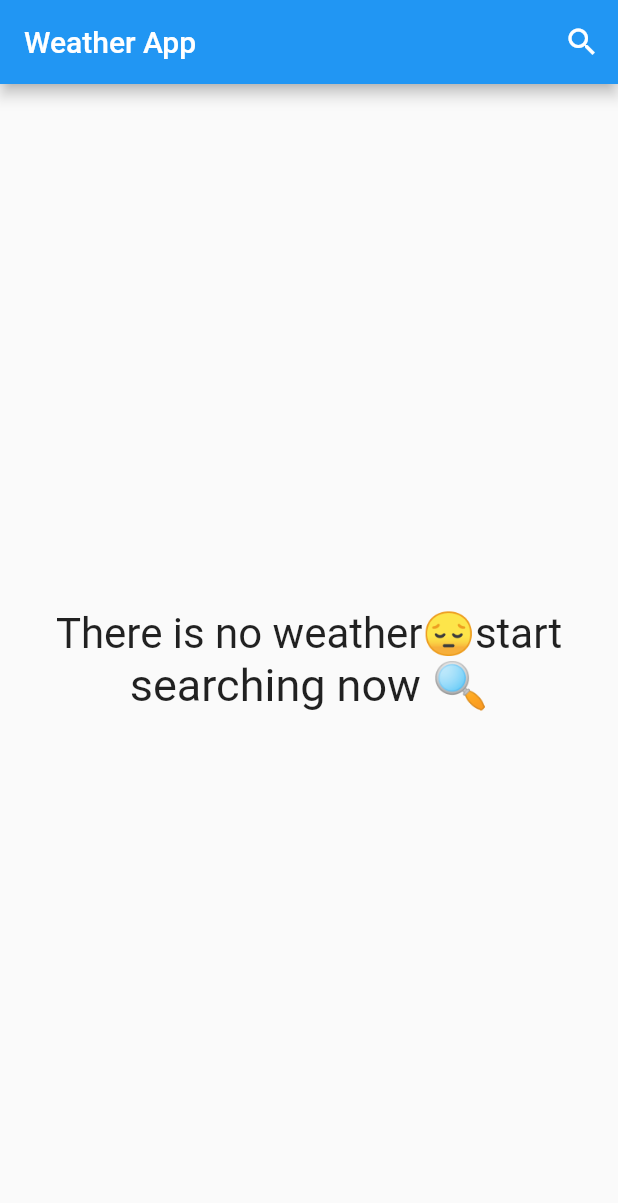
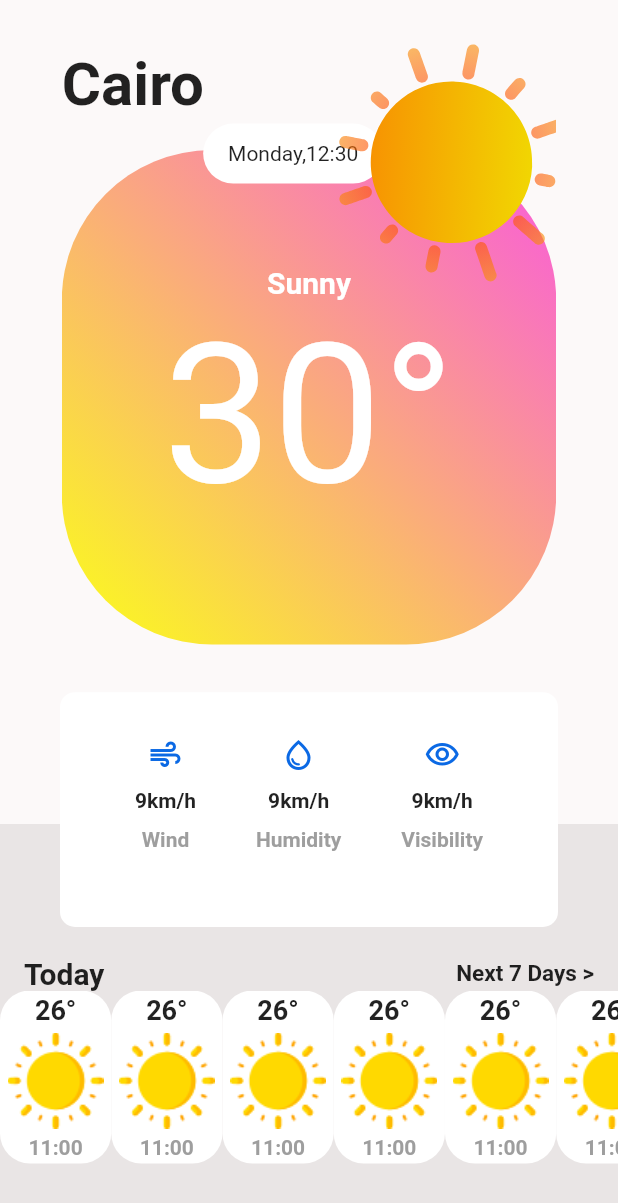
Before and after one commit to farahmohap/Weather_App, a Flutter app: the screen it shows after launch, on a phone screen of 412 x 824 dp. Shown: the top 1203 px of the screen. Run offline on Flutter 3.47's test engine with Material 2 defaults, Android fonts, the phone set to English and light mode, and no system bars; our stand-ins replace dio, flutter_bloc, lottie.

Commit message:
NewDesign-P1

```diff
--- a/lib/cubits/get_weather_cubit/get_weather_cubit.dart
+++ b/lib/cubits/get_weather_cubit/get_weather_cubit.dart
@@ -7,14 +7,16 @@ import '../../services/weather_servie.dart';
 //2-create cubit
 class GetWeatherCubit extends Cubit<WeatherState> {
   GetWeatherCubit() : super(WeatherInitialState());
-
+  WeatherModel? weatherModel;
   //3-create Function -> The Logic that control the states
 
   getWeather({required CityName}) async {
     try {
+      // ignore: unused_local_variable
       WeatherModel weatherModel =
           await WeatherService(Dio()).getCurrentWeather(CityName: CityName);
-      emit(WeatherLoadedState());
+      //emit(WeatherLoadedState());
+      emit(WeatherLoadedState(weatherModel));
     } catch (e) {
       emit(WeatherFailureState());
     }
--- a/lib/cubits/get_weather_cubit/get_weather_states.dart
+++ b/lib/cubits/get_weather_cubit/get_weather_states.dart
@@ -1,7 +1,15 @@
 //1-create states
-class WeatherState{}
-class WeatherInitialState extends WeatherState {}//no weather state
 
-class WeatherLoadedState extends WeatherState {}
+import '../../models/weather_model.dart';
 
-class WeatherFailureState extends WeatherState{}
+class WeatherState {}
+
+class WeatherInitialState extends WeatherState {} //no weather state
+
+class WeatherLoadedState extends WeatherState {
+  final WeatherModel weatherModel;
+
+ WeatherLoadedState(this.weatherModel);
+}
+
+class WeatherFailureState extends WeatherState {}
--- a/lib/main.dart
+++ b/lib/main.dart
@@ -1,6 +1,8 @@
 import 'package:flutter/material.dart';
 import 'package:flutter_bloc/flutter_bloc.dart';
 import 'package:weather_app/cubits/get_weather_cubit/get_weather_cubit.dart';
+import 'package:weather_app/cubits/get_weather_cubit/get_weather_states.dart';
+import 'package:weather_app/newdesign.dart';
 import 'package:weather_app/views/home_view.dart';
 
 void main() {
@@ -13,12 +15,30 @@ class WeatherApp extends StatelessWidget {
   @override
   Widget build(BuildContext context) {
     //4-provide cubit
-    return BlocProvider( //المكاناللي هوفر فيه كيوبيت لكل الinherited widgets
+    return BlocProvider(
+      //المكاناللي هوفر فيه كيوبيت لكل الinherited widgets
       create: (context) => GetWeatherCubit(),
-      child: MaterialApp(
-        debugShowCheckedModeBanner: false,
-        home: HomeView(),
-      ),
+      child: Builder(builder: (context) {
+        //new context
+        return BlocBuilder<GetWeatherCubit, WeatherState>(
+          builder: (context, state) {
+            return const MaterialApp(
+              // theme: ThemeData(
+              //     primarySwatch: getThemeColor(
+              //         BlocProvider.of<GetWeatherCubit>(context)
+              //             .weatherModel
+              //             ?.weatherCondition)),
+                debugShowCheckedModeBanner: false,
+              home: MyWidget(),
+            );
+          },
+        );
+      }),
     );
   }
 }
+
+MaterialColor getThemeColor(String? condition) {
+  if (condition == null) return Colors.blue;
+  return Colors.orange;
+}
--- a/lib/models/weather_model.dart
+++ b/lib/models/weather_model.dart
@@ -1,6 +1,6 @@
 class WeatherModel {
   final String cityName;
-  final String date;
+  final DateTime date;
   final String? image;
   final double temp;
   final double minTemp;
@@ -21,7 +21,7 @@ class WeatherModel {
     return WeatherModel(
       image:  json["forecast"]["forecastday"][0]["day"]["condition"]["icon"],
         cityName: json["location"]["name"],
-        date: json["current"]["last_updated"],
+        date: DateTime.parse(json["current"]["last_updated"]),
         temp: json["forecast"]["forecastday"][0]["day"]["avgtemp_c"],
         minTemp: json["forecast"]["forecastday"][0]["day"]["mintemp_c"],
         maxTemp: json["forecast"]["forecastday"][0]["day"]["maxtemp_c"],
--- /dev/null
+++ b/lib/newdesign.dart
@@ -0,0 +1,227 @@
+import 'package:flutter/material.dart';
+import 'package:lottie/lottie.dart';
+
+class MyWidget extends StatefulWidget {
+  const MyWidget({super.key});
+
+  @override
+  State<MyWidget> createState() => _MyWidgetState();
+}
+
+class _MyWidgetState extends State<MyWidget> {
+  @override
+  Widget build(BuildContext context) {
+    Size size = MediaQuery.of(context).size;
+    var height = size.height;
+    var width = size.width;
+    return SafeArea(
+      child: Scaffold(
+        // appBar: AppBar(
+        //   centerTitle: true,
+        //   title: Text(
+        //     "Cairo",
+        //     style: TextStyle(
+        //         color: Colors.black, fontSize: 30, fontWeight: FontWeight.bold),
+        //   ),
+        //   backgroundColor: Colors.transparent,
+        //   elevation: 0,
+        // ),
+        backgroundColor: Color.fromARGB(255, 252, 249, 249),
+        body: Stack(children: [
+          Column(children: [
+            Expanded(
+              flex: 2,
+              child: Stack(
+                children: [
+                  Positioned(
+                      top: height * .04,
+                      child: Text(
+                        "Cairo",
+                        style: TextStyle(
+                            fontSize: 40, fontWeight: FontWeight.bold),
+                      )),
+                  Container(
+                    margin: EdgeInsets.only(
+                      top: 100,
+                    ),
+                    height: height * .4,
+                    width: width * .8,
+                    decoration: BoxDecoration(
+                        gradient: const LinearGradient(
+                          begin: Alignment.topRight,
+                          end: Alignment.bottomLeft,
+                          colors: [
+                            Color.fromARGB(255, 249, 88, 222),
+                            Color.fromARGB(255, 251, 255, 25),
+                          ],
+                        ),
+                        borderRadius: BorderRadius.circular(100)),
+                    child: Column(
+                        mainAxisAlignment: MainAxisAlignment.center,
+                        children: [
+                          Text(
+                            "Sunny",
+                            style: TextStyle(
+                                fontWeight: FontWeight.bold,
+                                fontSize: 20,
+                                color: Colors.white),
+                          ),
+                          Text(
+                            "30°",
+                            style:
+                                TextStyle(fontSize: 130, color: Colors.white),
+                          )
+                        ]),
+                  ),
+                  Positioned(
+                      top: height * .1,
+                      right: width * .28,
+                      child: Container(
+                          alignment: Alignment.center,
+                          width: 120,
+                          height: 40,
+                          decoration: BoxDecoration(
+                              color: Colors.white,
+                              borderRadius: BorderRadius.circular(50)),
+                          child: Text("Monday,12:30"))),
+                  Positioned(
+                    top: height * .01,
+                    left: width * .4,
+                    child: SizedBox(
+                        height: 200,
+                        width: 190,
+                        child: Lottie.asset("assets/animations/sunny.json")),
+                  ),
+                ],
+              ),
+            ),
+            Expanded(
+              child: Container(
+                color: Color.fromARGB(255, 233, 229, 229),
+                child: Column(
+                  children: [
+                    Padding(
+                      padding:
+                          const EdgeInsets.only(right: 16.0, left: 16, top: 88),
+                      child: Row(
+                        mainAxisAlignment: MainAxisAlignment.spaceBetween,
+                        children: [
+                          Text(
+                            "Today",
+                            style: TextStyle(
+                                fontWeight: FontWeight.bold, fontSize: 20),
+                          ),
+                          Text(
+                            "Next 7 Days >",
+                            style: TextStyle(
+                                fontWeight: FontWeight.bold, fontSize: 15),
+                          )
+                        ],
+                      ),
+                    ),
+                    SingleChildScrollView(
+                      scrollDirection: Axis.horizontal,
+                      child: Row(
+                        mainAxisAlignment: MainAxisAlignment.spaceAround,
+                        children: [
+                          for (int i = 0; i < 10; i++)
+                            Container(
+                              height: height * .14,
+                              width: width * .18,
+                              decoration: BoxDecoration(
+                                color: Colors.white,
+                                borderRadius: BorderRadius.circular(20),
+                              ),
+                              child: Column(
+                                mainAxisAlignment:
+                                    MainAxisAlignment.spaceAround,
+                                children: [
+                                  Text(
+                                    "26°",
+                                    style: TextStyle(
+                                        fontSize: 18,
+                                        fontWeight: FontWeight.bold),
+                                  ),
+                                  Image.asset("assets/images/sun.png"),
+                                  Text(
+                                    "11:00",
+                                    style: TextStyle(
+                                        color: Colors.grey,
+                                        fontWeight: FontWeight.bold),
+                                  )
+                                ],
+                              ),
+                            ),
+                        ],
+                      ),
+                    )
+                  ],
+                ),
+              ),
+            )
+          ]),
+          Container(
+            height: height * .19,
+            margin: EdgeInsets.only(left: 40, right: 40, top: height * .56),
+            padding: EdgeInsets.all(30),
+            decoration: BoxDecoration(
+                color: Colors.white, borderRadius: BorderRadius.circular(10)),
+            child: Row(
+              mainAxisAlignment: MainAxisAlignment.spaceAround,
+              children: [
+                WeatherFeatureItem(
+                  icon: Icons.air_outlined,
+                  measure: "9km/h",
+                  feature: "Wind",
+                ),
+                WeatherFeatureItem(
+                  icon: Icons.water_drop_outlined,
+                  measure: "9km/h",
+                  feature: "Humidity",
+                ),
+                WeatherFeatureItem(
+                  icon: Icons.visibility_outlined,
+                  measure: "9km/h",
+                  feature: "Visibility",
+                ),
+              ],
+            ),
+          ),
+        ]),
+      ),
+    );
+  }
+}
+
+class WeatherFeatureItem extends StatelessWidget {
+  WeatherFeatureItem(
+      {required this.icon, required this.measure, required this.feature});
+  IconData icon;
+  String measure;
+  String feature;
+  @override
+  Widget build(BuildContext context) {
+    return Column(
+      children: [
+        Icon(
+          icon,
+          color: Color.fromARGB(255, 11, 105, 228),
+        ),
+        SizedBox(
+          height: 10,
+        ),
+        Text(
+          measure,
+          style: TextStyle(fontWeight: FontWeight.bold),
+        ),
+        SizedBox(
+          height: 10,
+        ),
+        Text(
+          feature,
+          style: TextStyle(fontWeight: FontWeight.bold, color: Colors.grey),
+        )
+      ],
+    );
+  }
+}
--- a/lib/services/weather_servie.dart
+++ b/lib/services/weather_servie.dart
@@ -25,7 +25,7 @@ class WeatherService {
           "OPPS There is an Error,Try Later";
       throw Exception(errorMessgae);
     } catch (e) {
-      log(e.toString());//log from developer not math pkg
+      log(e.toString()); //log from developer not math pkg
       throw Exception("Error");
     }
   }
--- a/lib/views/home_view.dart
+++ b/lib/views/home_view.dart
@@ -33,9 +33,11 @@ class HomeView extends StatelessWidget {
           if (state is WeatherInitialState) {
             return NoWeatherBody();
           } else if (state is WeatherLoadedState) {
-            return WeatherInfoBody();
+            return WeatherInfoBody(
+              weatherModel:state.weatherModel,
+            );
           } else {
-            return Text("OPPS << ERROR");
+            return Text("OPPS , ERROR");
           }
         }));
   }
--- a/lib/views/search_view.dart
+++ b/lib/views/search_view.dart
@@ -1,11 +1,7 @@
-import 'dart:developer';
 
-import 'package:dio/dio.dart';
 import 'package:flutter/material.dart';
 import 'package:flutter_bloc/flutter_bloc.dart';
 import 'package:weather_app/cubits/get_weather_cubit/get_weather_cubit.dart';
-import 'package:weather_app/models/weather_model.dart';
-import 'package:weather_app/services/weather_servie.dart';
 
 class SearchView extends StatelessWidget {
   const SearchView({super.key});
--- a/lib/widgets/weatherInfoBody.dart
+++ b/lib/widgets/weatherInfoBody.dart
@@ -1,25 +1,30 @@
 import 'package:flutter/material.dart';
+import 'package:weather_app/models/weather_model.dart';
 
+
+// ignore: must_be_immutable
 class WeatherInfoBody extends StatelessWidget {
-  const WeatherInfoBody({Key? key}) : super(key: key);
-
+  WeatherInfoBody({required this.weatherModel});
+  final WeatherModel weatherModel;
   @override
   Widget build(BuildContext context) {
-
-    return const Padding(
-      padding:  EdgeInsets.symmetric(horizontal: 16),
+    // var weatherModel =
+    //     BlocProvider.of<GetWeatherCubit>(context).weatherModel; //passing data
+    return Padding(
+      padding: EdgeInsets.symmetric(horizontal: 16),
       child: Column(
         mainAxisAlignment: MainAxisAlignment.center,
         children: [
           Text(
-            'Alexandria',
+            weatherModel.cityName,
             style: TextStyle(
               fontWeight: FontWeight.bold,
               fontSize: 32,
             ),
           ),
           Text(
-            'updated at 23:46',
+         // "Updated At :${stringToDateTime(weatherModel.date).hour}",
+         "Updated At :${weatherModel.date.hour}:${weatherModel.date.minute}",
             style: TextStyle(
               fontSize: 24,
             ),
@@ -30,11 +35,12 @@ class WeatherInfoBody extends StatelessWidget {
           Row(
             mainAxisAlignment: MainAxisAlignment.spaceBetween,
             children: [
-              // Image.asset(
-              //   'assets/images/cloudy.png',
-              // ),
+              Image.network(
+                // weatherModel.image.contains("https")
+                "https:${weatherModel.image}",
+              ),
               Text(
-                '17',
+                weatherModel.temp.toString(),
                 style: TextStyle(
                   fontWeight: FontWeight.bold,
                   fontSize: 32,
@@ -43,13 +49,13 @@ class WeatherInfoBody extends StatelessWidget {
               Column(
                 children: [
                   Text(
-                    'Maxtemp: 24',
+                    "MAX TEMP :${weatherModel.maxTemp.round()}",
                     style: TextStyle(
                       fontSize: 16,
                     ),
                   ),
                   Text(
-                    'Mintemp: 16',
+                    "MIN TEMP :${weatherModel.minTemp.round()}",
                     style: TextStyle(
                       fontSize: 16,
                     ),
@@ -62,7 +68,7 @@ class WeatherInfoBody extends StatelessWidget {
             height: 32,
           ),
           Text(
-            'Ligh Rain',
+            weatherModel.weatherCondition,
             style: TextStyle(
               fontWeight: FontWeight.bold,
               fontSize: 32,
@@ -73,3 +79,7 @@ class WeatherInfoBody extends StatelessWidget {
     );
   }
 }
+
+// DateTime stringToDateTime(String value) {
+//   return DateTime.parse(value);
+// }
--- a/pubspec.yaml
+++ b/pubspec.yaml
@@ -37,6 +37,8 @@ dependencies:
   cupertino_icons: ^1.0.2
   dio: ^5.3.2
   flutter_bloc: ^8.1.3
+  lottie: ^2.6.0
+
 
 dev_dependencies:
   flutter_test:
@@ -63,7 +65,7 @@ flutter:
   # To add assets to your application, add an assets section, like this:
   assets:
     - assets/images/
-  #   - images/a_dot_ham.jpeg
+    - assets/animations/
 
   # An image asset can refer to one or more resolution-specific "variants", see
   # https://flutter.dev/assets-and-images/#resolution-aware
```
Also changed, not shown: assets/animations/sunny.json (added, +1 -0 lines), assets/images/sun.png (added), assets/images/sunn.png (added), pubspec.lock. Lines whose indentation alone changed are shown as unchanged.
